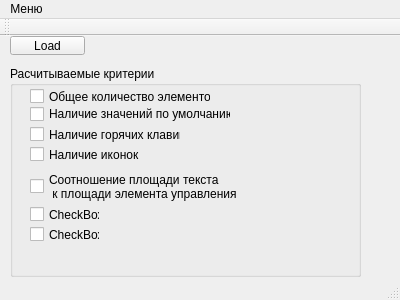
Qt form res/mainwindow.ui (mirea-fcyb-2015/ergonometrics) before a commit.
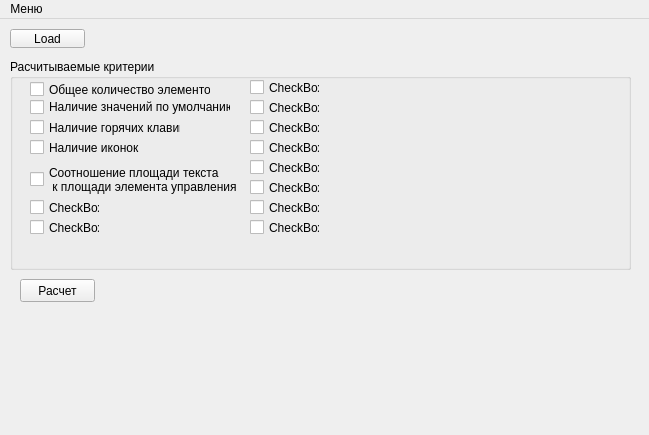
The same form after that commit.

Diff of the .ui file:
```diff
--- a/res/mainwindow.ui
+++ b/res/mainwindow.ui
@@ -6,8 +6,8 @@
    <rect>
     <x>0</x>
     <y>0</y>
-    <width>400</width>
-    <height>300</height>
+    <width>649</width>
+    <height>435</height>
    </rect>
   </property>
   <property name="windowTitle">
@@ -18,7 +18,7 @@
     <property name="geometry">
      <rect>
       <x>10</x>
-      <y>0</y>
+      <y>10</y>
       <width>75</width>
       <height>19</height>
      </rect>
@@ -34,8 +34,8 @@
     <property name="geometry">
      <rect>
       <x>10</x>
-      <y>30</y>
-      <width>351</width>
+      <y>40</y>
+      <width>621</width>
       <height>211</height>
      </rect>
     </property>
@@ -134,6 +134,123 @@
       <string>CheckBox</string>
      </property>
     </widget>
+    <widget class="QCheckBox" name="checkBox_8">
+     <property name="geometry">
+      <rect>
+       <x>240</x>
+       <y>40</y>
+       <width>70</width>
+       <height>17</height>
+      </rect>
+     </property>
+     <property name="text">
+      <string>CheckBox</string>
+     </property>
+    </widget>
+    <widget class="QCheckBox" name="checkBox_9">
+     <property name="geometry">
+      <rect>
+       <x>240</x>
+       <y>20</y>
+       <width>70</width>
+       <height>17</height>
+      </rect>
+     </property>
+     <property name="text">
+      <string>CheckBox</string>
+     </property>
+    </widget>
+    <widget class="QCheckBox" name="checkBox_19">
+     <property name="geometry">
+      <rect>
+       <x>240</x>
+       <y>60</y>
+       <width>70</width>
+       <height>17</height>
+      </rect>
+     </property>
+     <property name="text">
+      <string>CheckBox</string>
+     </property>
+    </widget>
+    <widget class="QCheckBox" name="checkBox_20">
+     <property name="geometry">
+      <rect>
+       <x>240</x>
+       <y>80</y>
+       <width>70</width>
+       <height>17</height>
+      </rect>
+     </property>
+     <property name="text">
+      <string>CheckBox</string>
+     </property>
+    </widget>
+    <widget class="QCheckBox" name="checkBox_43">
+     <property name="geometry">
+      <rect>
+       <x>240</x>
+       <y>100</y>
+       <width>70</width>
+       <height>17</height>
+      </rect>
+     </property>
+     <property name="text">
+      <string>CheckBox</string>
+     </property>
+    </widget>
+    <widget class="QCheckBox" name="checkBox_44">
+     <property name="geometry">
+      <rect>
+       <x>240</x>
+       <y>120</y>
+       <width>70</width>
+       <height>17</height>
+      </rect>
+     </property>
+     <property name="text">
+      <string>CheckBox</string>
+     </property>
+    </widget>
+    <widget class="QCheckBox" name="checkBox_45">
+     <property name="geometry">
+      <rect>
+       <x>240</x>
+       <y>140</y>
+       <width>70</width>
+       <height>17</height>
+      </rect>
+     </property>
+     <property name="text">
+      <string>CheckBox</string>
+     </property>
+    </widget>
+    <widget class="QCheckBox" name="checkBox_46">
+     <property name="geometry">
+      <rect>
+       <x>240</x>
+       <y>160</y>
+       <width>70</width>
+       <height>17</height>
+      </rect>
+     </property>
+     <property name="text">
+      <string>CheckBox</string>
+     </property>
+    </widget>
+   </widget>
+   <widget class="QPushButton" name="pushButton_2">
+    <property name="geometry">
+     <rect>
+      <x>20</x>
+      <y>260</y>
+      <width>75</width>
+      <height>23</height>
+     </rect>
+    </property>
+    <property name="text">
+     <string>Расчет</string>
+    </property>
    </widget>
   </widget>
   <widget class="QMenuBar" name="menuBar">
@@ -141,7 +258,7 @@
     <rect>
      <x>0</x>
      <y>0</y>
-     <width>400</width>
+     <width>649</width>
      <height>21</height>
     </rect>
    </property>
@@ -152,15 +269,6 @@
    </widget>
    <addaction name="menu"/>
   </widget>
-  <widget class="QToolBar" name="mainToolBar">
-   <attribute name="toolBarArea">
-    <enum>TopToolBarArea</enum>
-   </attribute>
-   <attribute name="toolBarBreak">
-    <bool>false</bool>
-   </attribute>
-  </widget>
-  <widget class="QStatusBar" name="statusBar"/>
  </widget>
  <layoutdefault spacing="6" margin="11"/>
  <resources/>
```
